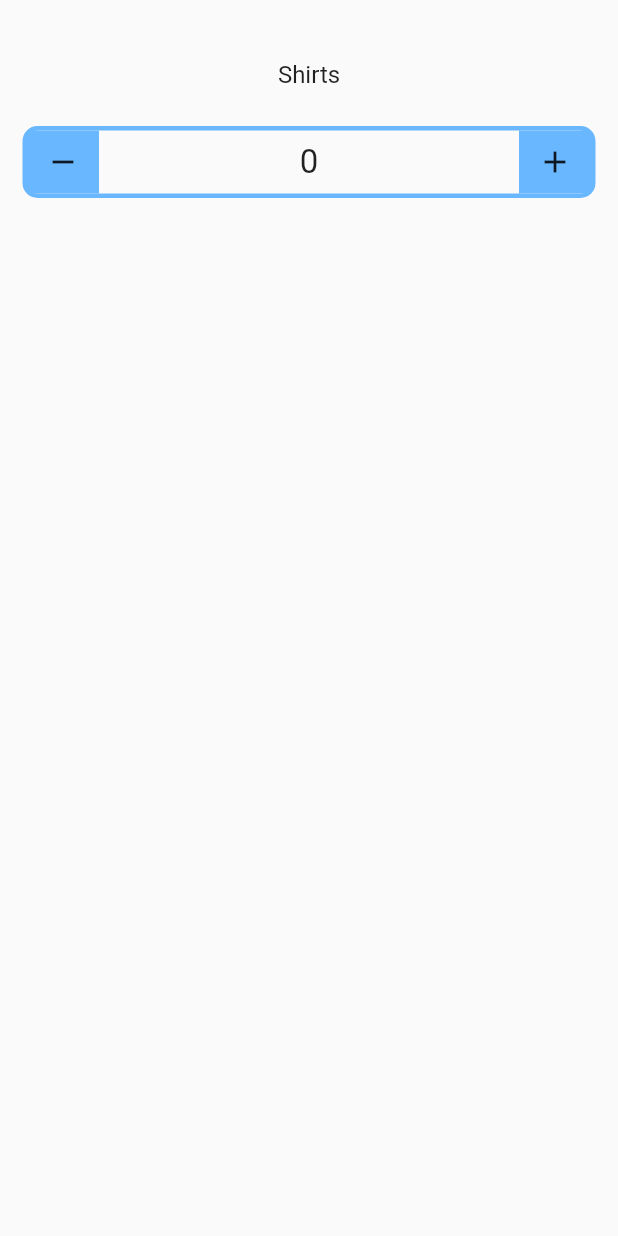
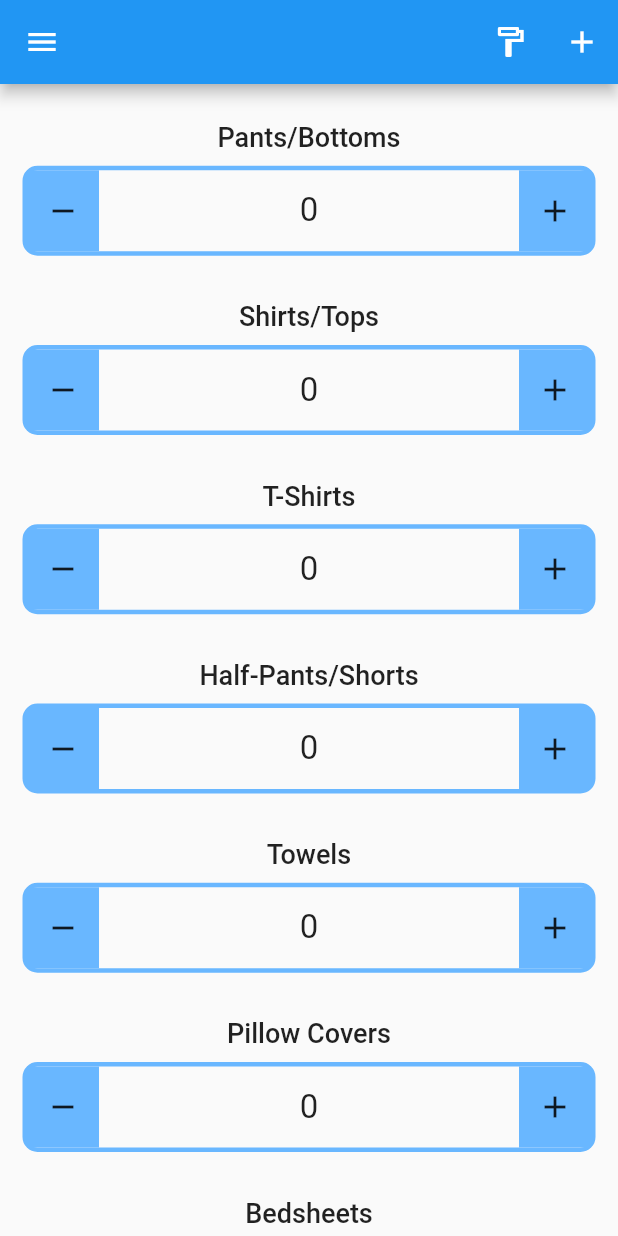
Before and after one commit to nikhil-RGB/srm_laundry, a Flutter app: the screen it shows after launch, on a phone screen of 412 x 824 dp. Run offline on Flutter 3.47's test engine with Material 2 defaults, Android fonts, the phone set to English and light mode, and no system bars.

Commit message:
✨ Add more counters

```diff
--- a/lib/pages/Counter.dart
+++ b/lib/pages/Counter.dart
@@ -27,19 +27,20 @@ class _CounterState extends State<Counter> {
 
   @override
   Widget build(BuildContext context) {
-    return Column(
+    return Padding(
+      padding: const EdgeInsets.all(15.0),
+      child: Column(
         mainAxisAlignment: MainAxisAlignment.center,
         children: [
           Text(
             widget.title,
-          style: TextStyle(fontSize: 16),
+            style: const TextStyle(fontSize: 18.0, fontWeight: FontWeight.w500),
           ),
           const SizedBox(
-          height: 10,
+            height: 8.5,
           ),
           Container(
-          margin: const EdgeInsets.all(15.0),
-          height: 48.0,
+            height: 60.0,
             decoration: BoxDecoration(
               border: Border.all(width: 3, color: const Color(0xFF69B7FF)),
               borderRadius: BorderRadius.circular(10.0),
@@ -79,6 +80,7 @@ class _CounterState extends State<Counter> {
             ),
           ),
         ],
+      ),
     );
   }
 }
--- a/lib/pages/CounterPage.dart
+++ b/lib/pages/CounterPage.dart
@@ -13,14 +13,31 @@ class _CounterPageState extends State<CounterPage> {
   @override
   Widget build(BuildContext context) {
     return Scaffold(
-      body: Column(
-        children: [
+      appBar: AppBar(
+        leading:
+            IconButton(onPressed: () {}, icon: const Icon(Icons.menu_outlined)),
+        title: const SizedBox(width: 190),
+        actions: [
+          IconButton(
+              onPressed: () {}, icon: const Icon(Icons.format_paint_outlined)),
+          IconButton(onPressed: () {}, icon: const Icon(Icons.add)),
+        ],
+      ),
+      body: ListView(
+        children: const [
           SizedBox(
-            height: 40,
+            height: 10,
           ),
           Counter(
-            title: "Shirts",
+            title: "Pants/Bottoms",
           ),
+          Counter(title: "Shirts/Tops"),
+          Counter(title: "T-Shirts"),
+          Counter(title: "Half-Pants/Shorts"),
+          Counter(title: "Towels"),
+          Counter(title: "Pillow Covers"),
+          Counter(title: "Bedsheets"),
+          Counter(title: "Others"),
         ],
       ),
     );
```
Lines whose indentation alone changed are shown as unchanged.
